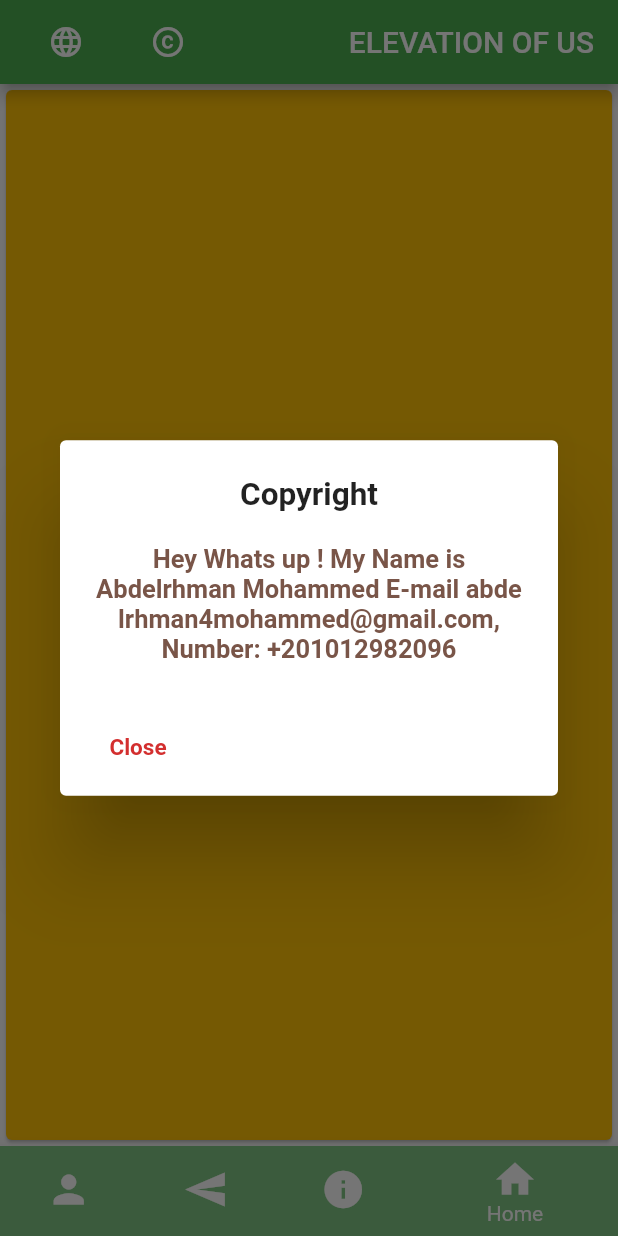
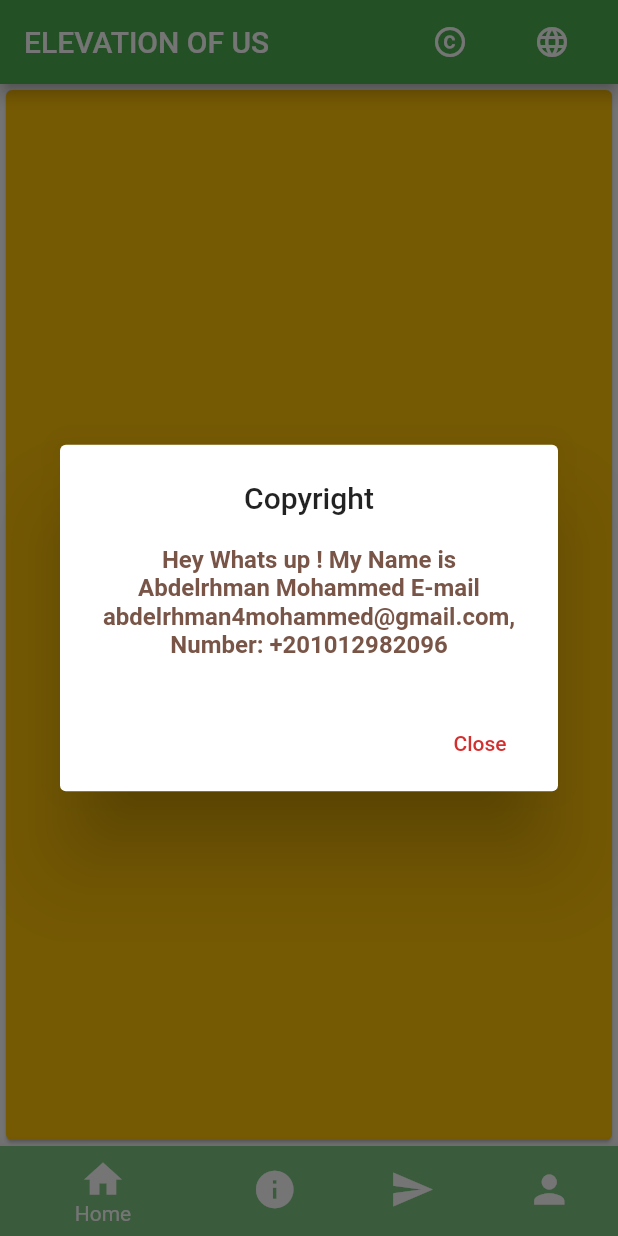
Before and after one commit to Abdelrhman9623/elevation, a Flutter app: the screen it shows after launch, after a tap on the "copyright" icon, on a phone screen of 412 x 824 dp. Run offline on Flutter 3.47's test engine with Material 2 defaults, Android fonts, the phone set to English and light mode, and no system bars; our stand-ins replace shared_preferences.

```diff
--- a/lib/main.dart
+++ b/lib/main.dart
@@ -1,34 +1,36 @@
 import 'package:flutter/material.dart';
 import 'package:flutter_localizations/flutter_localizations.dart';
 import 'package:provider/provider.dart';
+// import 'package:shared_preferences/shared_preferences.dart';
 // import 'package:flutter/services.dart';
 import './providers/lang.dart';
 import './locale/locales.dart';
 import './screens/taps_screen.dart';
 
-void main() => runApp(MyApp());
-
-class MyApp extends StatefulWidget {
-  // This widget is the root of your application.
-  @override
-  _MyAppState createState() => _MyAppState();
+void main() async {
+  Lang appLanguage = Lang();
+  WidgetsFlutterBinding.ensureInitialized();
+  await appLanguage.fetchLocale();
+  runApp(MyApp(
+    appLanguage: appLanguage,
+  ));
 }
 
-class _MyAppState extends State<MyApp> {
+// void main() => runApp(MyApp());
 
+class MyApp extends StatelessWidget {
+    final Lang appLanguage;
+  MyApp({this.appLanguage});
   @override
   Widget build(BuildContext context) {
-    return MultiProvider(
-      providers: [
-        ChangeNotifierProvider.value(
-          value: Lang(),
-        )
-      ],
+    return ChangeNotifierProvider<Lang>(
+          create: (_) => appLanguage,
           child: Consumer<Lang>(
-        builder: (ctx, lang, _) => MaterialApp(
+            builder: (ctx, lang, child) {
+              return MaterialApp(
                 localizationsDelegates: [
                   // AppLocalizationsDelegate(),
-            const TranslationsDelegate(),
+                  TranslationsDelegate(),
                   GlobalMaterialLocalizations.delegate,
                   GlobalWidgetsLocalizations.delegate,
                 ],
@@ -46,8 +48,10 @@ class _MyAppState extends State<MyApp> {
                 // routes: {
                 //   ProfileScreen.routeName: (ctx) => ProfileScreen(),
                 // },
+              );
+            }
           ),
-      ),
+          // value: Lang(),
     );
   }
 }
--- a/lib/providers/lang.dart
+++ b/lib/providers/lang.dart
@@ -1,12 +1,30 @@
+import 'dart:ui';
 import 'dart:convert';
+import '../locale/locales.dart';
 import 'package:flutter/cupertino.dart';
 import 'package:shared_preferences/shared_preferences.dart';
 
 
 class Lang with ChangeNotifier {
-  Locale _appLocale = Locale('ar');
-  Locale get appLocal => _appLocale ?? Locale("ar");
+  Locale _appLocale = Locale('en');
 
+  Locale get appLocal => _appLocale ?? Locale("en");
+  // void changeLanguage(Locale type) async {
+  //   var prefs = await SharedPreferences.getInstance();
+  //   if (_appLocale == type) {
+  //     return;
+  //   }
+  //   if (type == Locale("ar")) {
+  //     _appLocale = Locale("ar");
+  //     await prefs.setString('language_code', 'ar');
+  //     await prefs.setString('countryCode', '');
+  //   } else {
+  //     _appLocale = Locale("en");
+  //     await prefs.setString('language_code', 'en');
+  //     await prefs.setString('countryCode', 'US');
+  //   }
+  //   notifyListeners();
+  // }
   Future<void> changeDirection() async {
     if (_appLocale == Locale("ar")) {
       _appLocale = Locale("en");
@@ -18,7 +36,16 @@ class Lang with ChangeNotifier {
       'language': _appLocale.toLanguageTag()
     });
     prefs.setString('userData', userDate);
-    print(userDate);
+    // print(userDate);
     notifyListeners();
   }
+    fetchLocale() async {
+    var prefs = await SharedPreferences.getInstance();
+    if (prefs.getString('userData') == null) {
+      _appLocale = Locale('en');
+      return Null;
+    }
+    _appLocale = Locale(prefs.getString('userData'));
+    return Null;
+  }
 }
```
Also changed, not shown: lib/screens/taps_screen.dart (line endings or trailing spaces). Lines whose indentation alone changed are shown as unchanged.
